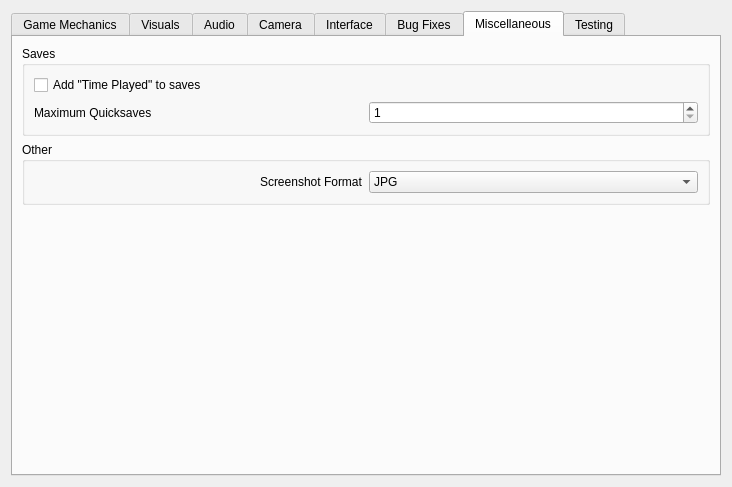
Above: files/ui/advancedpage.ui from sunhawken/openmw before the change. Below: the same form after it.
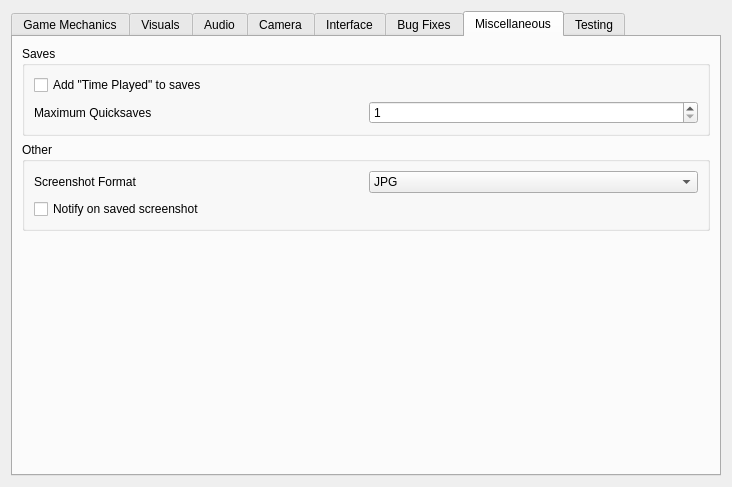
That is the form after the change. The open tabs and pages were chosen to show the change.

Commit message: Add setting to enable/disabled notification for saved screenshots

```diff
--- a/files/ui/advancedpage.ui
+++ b/files/ui/advancedpage.ui
@@ -1121,7 +1121,7 @@
          <layout class="QVBoxLayout" name="otherGroupVerticalLayout">
           <item>
            <layout class="QHBoxLayout" name="screenshotFormatLayout">
-            <item alignment="Qt::AlignRight">
+            <item>
              <widget class="QLabel" name="screenshotFormatLabel">
               <property name="text">
                <string>Screenshot Format</string>
@@ -1149,6 +1149,13 @@
             </item>
            </layout>
           </item>
+          <item>
+           <widget class="QCheckBox" name="notifyOnSavedScreenshotCheckBox">
+            <property name="text">
+             <string>Notify on saved screenshot</string>
+            </property>
+           </widget>
+          </item>
          </layout>
         </widget>
        </item>
```
The commit also changes 4 other files.
